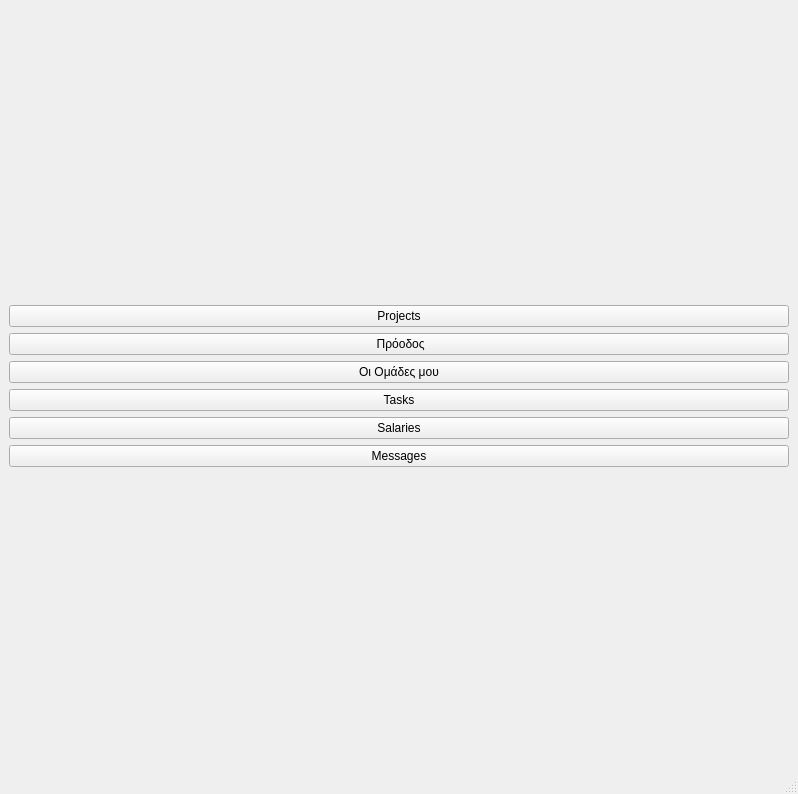
First picture: the form in ui/MainScreen.ui, repository F1l14/Software-Engineering-2025, before the edit.
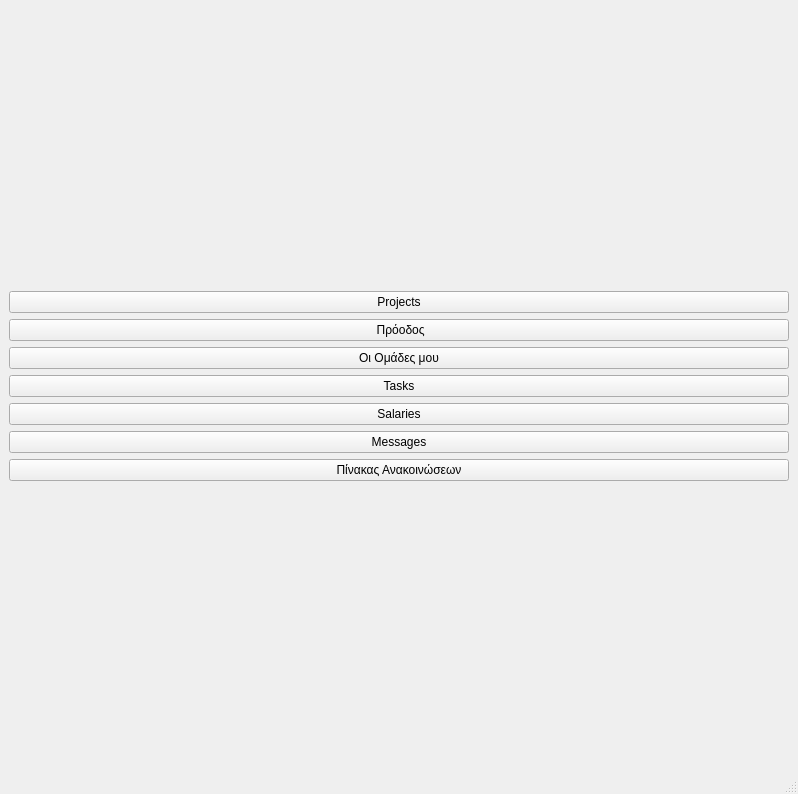
Second picture: the form after the edit.

Commit message: finish notices

The edit to the form file:
```diff
--- a/ui/MainScreen.ui
+++ b/ui/MainScreen.ui
@@ -59,6 +59,13 @@
         </property>
        </widget>
       </item>
+      <item row="6" column="0">
+       <widget class="QPushButton" name="noticeSelect">
+        <property name="text">
+         <string>Πίνακας Ανακοινώσεων</string>
+        </property>
+       </widget>
+      </item>
      </layout>
     </item>
    </layout>
```
Left out of the diff: 28 changed lines with no effect on the pictures. The commit also changes 11 other files.
